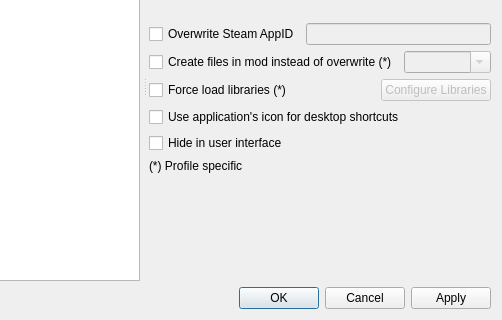
Above: src/editexecutablesdialog.ui from ModOrganizer2/modorganizer before the change; both pictures show x 208 to 710 and y 120 to 440 of the 710 by 440 pixel window. Below: the same form after it.
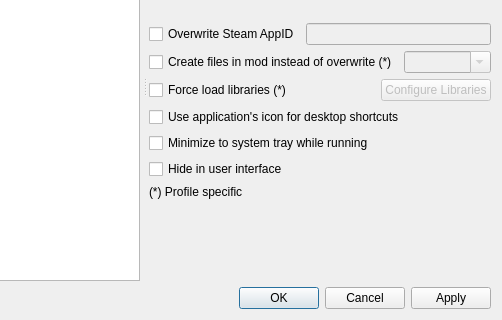
That is the form after the change. Icons and pictures are not drawn.

Commit message: Add executable setting to minimize MO2 to the system tray while running (#2313)

```diff
--- a/src/editexecutablesdialog.ui
+++ b/src/editexecutablesdialog.ui
@@ -438,6 +438,19 @@
                </property>
               </widget>
              </item>
+			       <item>
+              <widget class="QCheckBox" name="minimizeToSystemTray">
+               <property name="toolTip">
+                <string>Mod Organizer will minimize to the system tray while this executable is running. It will reappear after it finishes.</string>
+               </property>
+               <property name="whatsThis">
+                <string>Mod Organizer will minimize to the system tray while this executable is running. It will reappear after it finishes.</string>
+               </property>
+               <property name="text">
+                <string>Minimize to system tray while running</string>
+               </property>
+              </widget>
+             </item>
              <item>
               <widget class="QCheckBox" name="hide">
                <property name="toolTip">
```
The commit also changes 7 other files.
